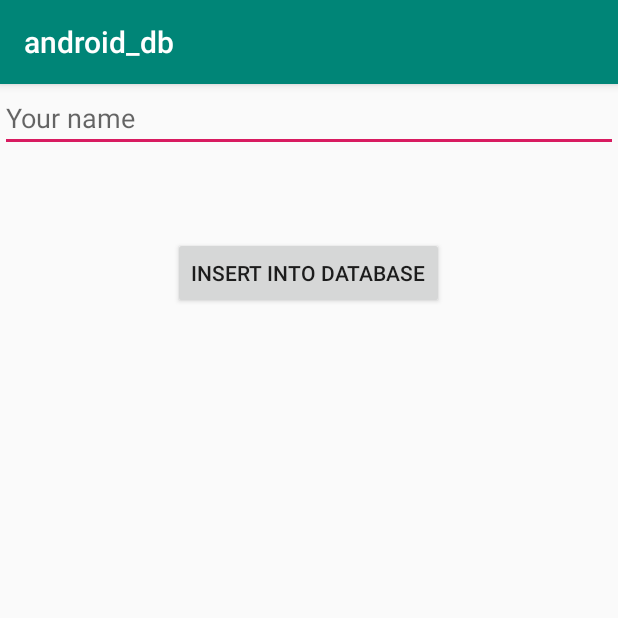
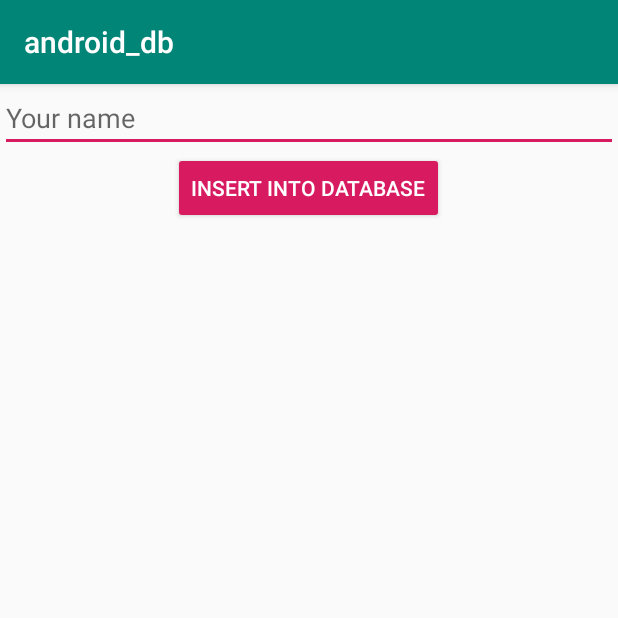
Before and after one commit to NexuMe/android_db, an Android app: the screen it shows after launch (MainActivity), on a phone screen of 412 x 824 dp, the top half of it. Run offline under Robolectric (Android 15) with nearby library versions, the phone set to English and light mode, and no system bars.

```diff
--- a/app/src/main/AndroidManifest.xml
+++ b/app/src/main/AndroidManifest.xml
@@ -9,6 +9,7 @@
         android:roundIcon="@mipmap/ic_launcher_round"
         android:supportsRtl="true"
         android:theme="@style/AppTheme">
+        <activity android:name=".DataActivity"></activity>
         <activity android:name=".MainActivity">
             <intent-filter>
                 <action android:name="android.intent.action.MAIN" />
--- a/app/src/main/java/eu/nexume/android_db/MainActivity.java
+++ b/app/src/main/java/eu/nexume/android_db/MainActivity.java
@@ -1,20 +1,18 @@
 package eu.nexume.android_db;
 
-import android.database.Cursor;
+import android.content.Intent;
 import android.database.sqlite.SQLiteDatabase;
 import android.os.Bundle;
 import android.support.v7.app.AppCompatActivity;
 import android.view.View;
 import android.widget.Button;
 import android.widget.EditText;
-import android.widget.TextView;
 
 public class MainActivity extends AppCompatActivity {
 
     EditText editText;
-    TextView textView;
     Button insertButton;
-    String nameSaveStr, nameGetStr;
+    String nameSaveStr;
     MyDataBaseHelper dbHelper;
     SQLiteDatabase database;
 
@@ -30,8 +28,6 @@ public class MainActivity extends AppCompatActivity {
         database = dbHelper.getWritableDatabase();
 
         editText = findViewById(R.id.edit_text);
-
-        textView = findViewById(R.id.name_text);
 
         insertButton = findViewById(R.id.insert_button);
         insertButton.setOnClickListener(new View.OnClickListener() {
@@ -50,30 +46,18 @@ public class MainActivity extends AppCompatActivity {
 //                values.put(MyDataBaseHelper.COLUMN_USER_NAME, nameSaveStr);
 //                database.insert(MyDataBaseHelper.TABLE_NAME, null, values);
 
-                // затваряме връзката с БД
-                database.close();
-                dbHelper.close();
-
-                recreate();
+                Intent intent = new Intent(MainActivity.this, DataActivity.class);
+                startActivity(intent);
             }
         });
 
-        Cursor cursor = database.query(MyDataBaseHelper.TABLE_NAME, new String[]{
-                        MyDataBaseHelper.UID, MyDataBaseHelper.COLUMN_USER_NAME},
-                null,
-                null,
-                null,
-                null,
-                null);
-        while (cursor.moveToNext()) {
-            int id = cursor.getInt(cursor.getColumnIndex(MyDataBaseHelper.UID));
+    }
 
-            nameGetStr = cursor.getString(cursor.getColumnIndex(MyDataBaseHelper.COLUMN_USER_NAME));
-        }
-
-        textView.setText(nameGetStr);
-
-        cursor.close();
-
+    @Override
+    protected void onDestroy() {
+        // затваряме връзката с БД
+        database.close();
+        dbHelper.close();
+        super.onDestroy();
     }
 }
--- a/app/src/main/res/layout/activity_main.xml
+++ b/app/src/main/res/layout/activity_main.xml
@@ -1,6 +1,5 @@
 <?xml version="1.0" encoding="utf-8"?>
 <LinearLayout xmlns:android="http://schemas.android.com/apk/res/android"
-    xmlns:app="http://schemas.android.com/apk/res-auto"
     xmlns:tools="http://schemas.android.com/tools"
     android:layout_width="match_parent"
     android:layout_height="match_parent"
@@ -11,22 +10,17 @@
         android:id="@+id/edit_text"
         android:layout_width="match_parent"
         android:layout_height="wrap_content"
-        android:hint="Your name"
-        android:inputType="text" />
-
-    <TextView
-        android:id="@+id/name_text"
-        android:layout_width="match_parent"
-        android:layout_height="wrap_content"
-        android:textSize="18sp"
-        android:padding="16dp"/>
+        android:hint="@string/your_name"
+        android:inputType="text"
+        android:importantForAutofill="no" />
 
     <Button
         android:id="@+id/insert_button"
+        style="@style/Widget.AppCompat.Button.Colored"
         android:layout_width="wrap_content"
         android:layout_height="wrap_content"
         android:layout_gravity="center"
-        android:text="Insert into database"/>
+        android:text="@string/insert_into_database" />
 
 
 </LinearLayout>
--- a/app/src/main/res/values/strings.xml
+++ b/app/src/main/res/values/strings.xml
@@ -1,3 +1,5 @@
 <resources>
     <string name="app_name">android_db</string>
+    <string name="your_name">Your name</string>
+    <string name="insert_into_database">Insert into database</string>
 </resources>
```
Also changed, not shown: app/src/main/java/eu/nexume/android_db/DataActivity.java (added, +56 -0 lines), app/src/main/res/layout/activity_data.xml (added, +16 -0 lines).
